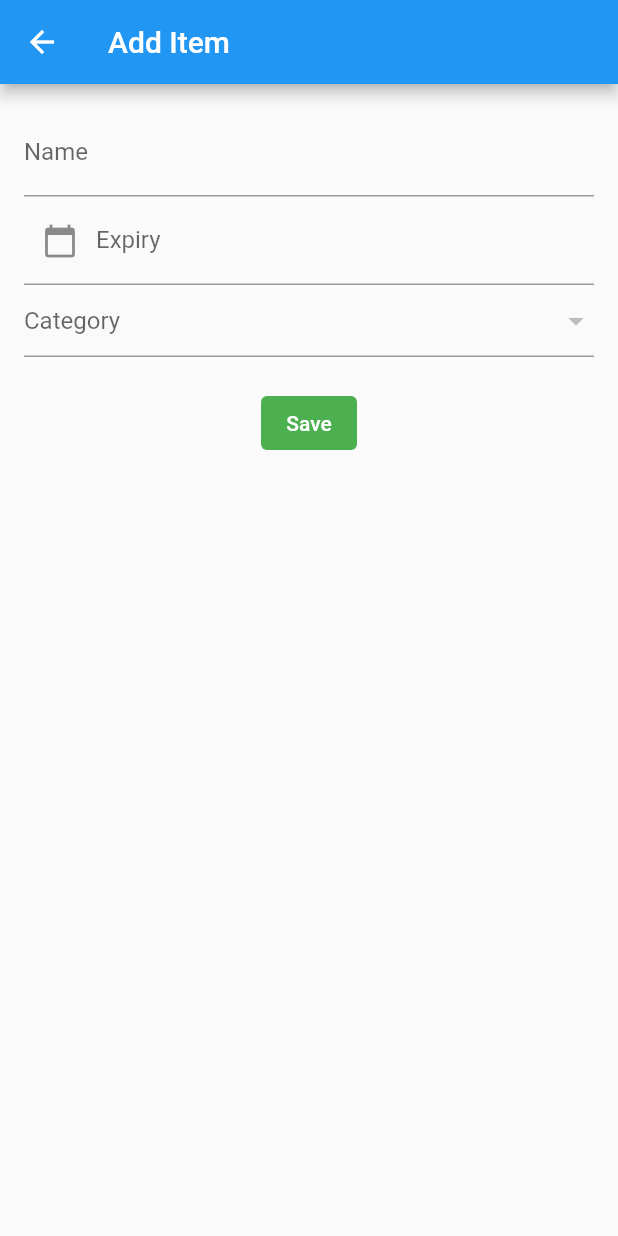
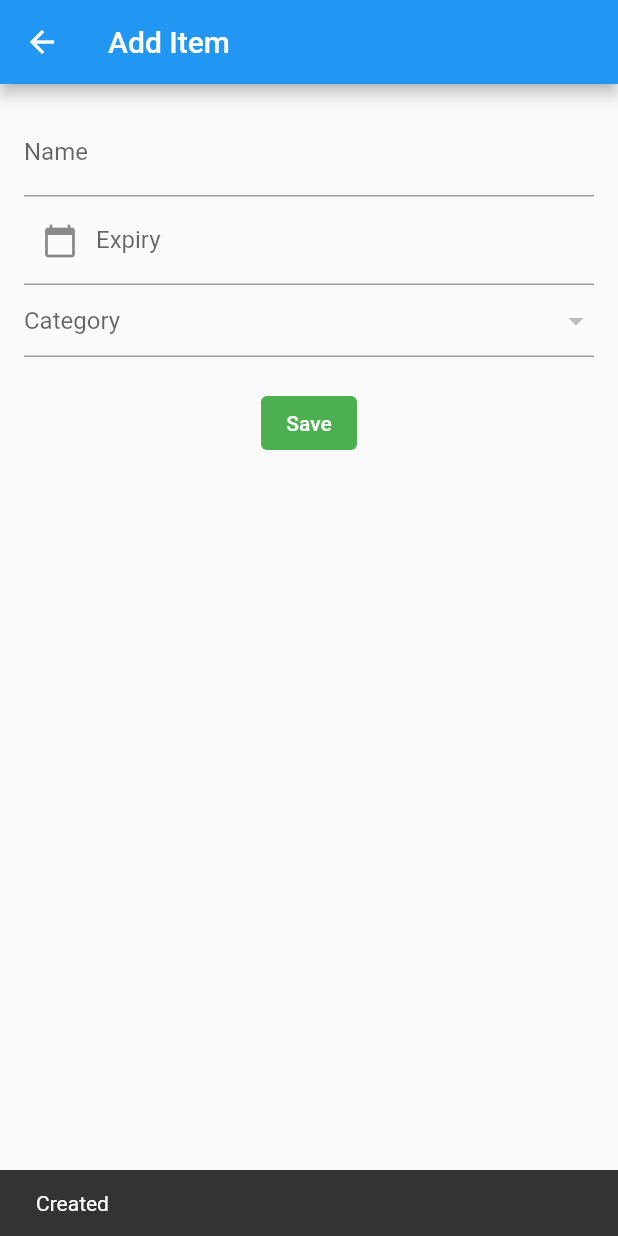
Before and after one commit to ammaarkhan/Brokol-Flutter, a Flutter app: the ItemScreen screen opened directly, after a tap on "Save", on a phone screen of 412 x 824 dp. Run offline on Flutter 3.47's test engine with Material 2 defaults, Android fonts, the phone set to English and light mode, and no system bars; our stand-ins replace sqflite; accounts and stored records are empty.

Commit message:
create and integrate item table

```diff
--- /dev/null
+++ b/brokol_flutter/lib/models/item.dart
@@ -0,0 +1,22 @@
+import 'dart:math';
+
+import 'package:flutter/rendering.dart';
+
+class Item {
+  int? id;
+  String? title;
+  String? category;
+  String? expDate;
+  int? isFinished;
+
+  itemMap() {
+    var mapping = Map<String, dynamic>();
+    mapping['id'] = id;
+    mapping['title'] = title;
+    mapping['category'] = category;
+    mapping['expDate'] = expDate;
+    mapping['isFinished'] = isFinished;
+
+    return mapping;
+  }
+}
--- a/brokol_flutter/lib/pages/items_screen.dart
+++ b/brokol_flutter/lib/pages/items_screen.dart
@@ -1,4 +1,6 @@
+import 'package:brokol_flutter/models/item.dart';
 import 'package:brokol_flutter/services/category_service.dart';
+import 'package:brokol_flutter/services/item_service.dart';
 import 'package:flutter/material.dart';
 import 'package:flutter/src/widgets/framework.dart';
 import 'package:flutter/src/widgets/placeholder.dart';
@@ -18,6 +20,8 @@ class _ItemScreen extends State<ItemScreen> {
   var _selectedValue;
 
   List<DropdownMenuItem> _categories = [];
+
+  final GlobalKey<ScaffoldState> _globalKey = GlobalKey<ScaffoldState>();
 
   @override
   void initState() {
@@ -56,9 +60,16 @@ class _ItemScreen extends State<ItemScreen> {
     }
   }
 
+  _showSuccessSnackBar(message) {
+    var _snackBar = SnackBar(content: message);
+    ScaffoldMessenger.of(context).showSnackBar(_snackBar);
+    // _globalKey.currentContext!.showSnackBar(_snackBar);
+  }
+
   @override
   Widget build(BuildContext context) {
     return Scaffold(
+      key: _globalKey,
       appBar: AppBar(
         title: Text('Add Item'),
       ),
@@ -103,7 +114,25 @@ class _ItemScreen extends State<ItemScreen> {
             height: 20,
           ),
           TextButton(
-            onPressed: () {},
+            onPressed: () async {
+              var itemObject = Item();
+
+              itemObject.title = _itemNameController.text;
+              itemObject.category = _selectedValue.toString();
+              itemObject.isFinished = 0;
+              itemObject.expDate = _itemExpiryController.text;
+
+              var _itemService = ItemService();
+              var result = await _itemService.saveItem(itemObject);
+
+              if (result > 0) {
+                // Navigator.pop(context);
+                // getAllCategories();
+                _showSuccessSnackBar(Text('Created'));
+              }
+
+              print(result);
+            },
             style: TextButton.styleFrom(
               foregroundColor: Colors.white,
               backgroundColor: Colors.green,
--- a/brokol_flutter/lib/repositories/database_connection.dart
+++ b/brokol_flutter/lib/repositories/database_connection.dart
@@ -14,5 +14,9 @@ class DatabaseConnection {
   _onCreatingDatatbase(Database database, int version) async {
     await database.execute(
         "CREATE TABLE categories(id INTEGER PRIMARY KEY, name TEXT, description TEXT)");
+
+    // create item table
+    await database.execute(
+        'CREATE TABLE items(id INTEGER PRIMARY KEY, title TEXT, category TEXT, expDate TEXT, isFinished INT)');
   }
 }
--- /dev/null
+++ b/brokol_flutter/lib/services/item_service.dart
@@ -0,0 +1,37 @@
+
+import 'package:brokol_flutter/repositories/repository.dart';
+
+import '../models/item.dart';
+
+class ItemService {
+  Repository? _repository;
+
+  ItemService() {
+    _repository = Repository();
+  }
+
+  // inserting data
+  saveItem(Item item) async {
+    return await _repository?.insertData('items', item.itemMap());
+  }
+
+  // // read data from table
+  // readCategories() async {
+  //   return await _repository?.readData('categories');
+  // }
+
+  // // read data from table by Id
+  // readCategoryById(categoryId) async {
+  //   return await _repository!.readDataById('categories', categoryId);
+  // }
+
+  // // update data from table
+  // updateCategory(Category category) async {
+  //   return await _repository!.updateData('categories', category.categoryMap());
+  // }
+
+  // // delete data from table
+  // deleteCategory(categoryId) async {
+  //   return await _repository!.deleteData('categories', categoryId);
+  // }
+}
```
